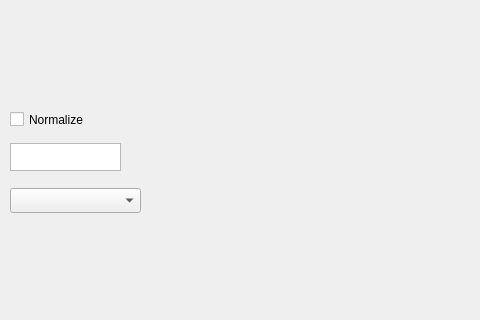
This is GUI/designer/sensitivity_widget.ui in alsinmr/pyDR as Qt 5 draws it before an edit; both pictures show x 0 to 480 and y 132 to 452 of the 797 by 543 pixel window. The edited form follows.
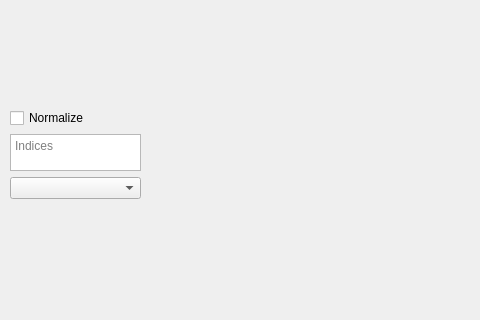
This is the edited form.

Patch:
```diff
--- a/GUI/designer/sensitivity_widget.ui
+++ b/GUI/designer/sensitivity_widget.ui
@@ -24,51 +24,6 @@
    </property>
    <layout class="QVBoxLayout" name="layout_plot"/>
   </widget>
-  <widget class="QCheckBox" name="checkBox_normalize">
-   <property name="geometry">
-    <rect>
-     <x>10</x>
-     <y>240</y>
-     <width>92</width>
-     <height>23</height>
-    </rect>
-   </property>
-   <property name="statusTip">
-    <string>Normalize sensitivities</string>
-   </property>
-   <property name="text">
-    <string>Normalize</string>
-   </property>
-  </widget>
-  <widget class="QComboBox" name="comboBox_sel_dataset">
-   <property name="geometry">
-    <rect>
-     <x>10</x>
-     <y>320</y>
-     <width>131</width>
-     <height>25</height>
-    </rect>
-   </property>
-   <property name="statusTip">
-    <string>Select sensitivity dataset</string>
-   </property>
-  </widget>
-  <widget class="QPlainTextEdit" name="plainTextEdit_index">
-   <property name="geometry">
-    <rect>
-     <x>10</x>
-     <y>275</y>
-     <width>111</width>
-     <height>28</height>
-    </rect>
-   </property>
-   <property name="toolTip">
-    <string/>
-   </property>
-   <property name="statusTip">
-    <string>select indices for sensitivity (e.g. &quot;4&quot;, &quot;3-8&quot; ...)</string>
-   </property>
-  </widget>
   <widget class="QComboBox" name="comboBox_exp_no">
    <property name="geometry">
     <rect>
@@ -185,6 +140,48 @@
     <string>Nuc. type</string>
    </property>
   </widget>
+  <widget class="QWidget" name="">
+   <property name="geometry">
+    <rect>
+     <x>10</x>
+     <y>240</y>
+     <width>131</width>
+     <height>91</height>
+    </rect>
+   </property>
+   <layout class="QVBoxLayout" name="verticalLayout">
+    <item>
+     <widget class="QCheckBox" name="checkBox_normalize">
+      <property name="statusTip">
+       <string>Normalize sensitivities</string>
+      </property>
+      <property name="text">
+       <string>Normalize</string>
+      </property>
+     </widget>
+    </item>
+    <item>
+     <widget class="QPlainTextEdit" name="plainTextEdit_index">
+      <property name="toolTip">
+       <string/>
+      </property>
+      <property name="statusTip">
+       <string>select indices for sensitivity (e.g. &quot;4&quot;, &quot;3-8&quot; ...)</string>
+      </property>
+      <property name="placeholderText">
+       <string>Indices</string>
+      </property>
+     </widget>
+    </item>
+    <item>
+     <widget class="QComboBox" name="comboBox_sel_dataset">
+      <property name="statusTip">
+       <string>Select sensitivity dataset</string>
+      </property>
+     </widget>
+    </item>
+   </layout>
+  </widget>
  </widget>
  <resources/>
  <connections/>
```
